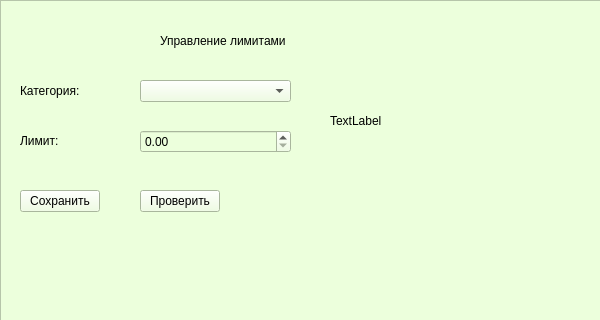
First picture: the form in ui/budgetlimitsdialog.ui, repository KseniaG8/Family_budget, before the edit; both pictures show x 0 to 600 and y 0 to 320 of the 600 by 500 pixel window.
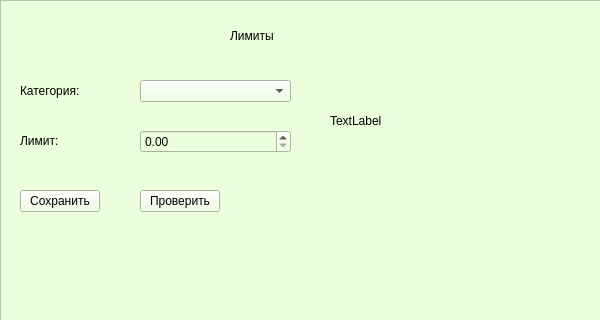
Second picture: the form after the edit.

Commit message: feat: goal dialog (creation, viewing, and adding funds) is implemented

```diff
--- a/ui/budgetlimitsdialog.ui
+++ b/ui/budgetlimitsdialog.ui
@@ -63,22 +63,6 @@
      <string>Категория:</string>
     </property>
    </widget>
-   <widget class="QLabel" name="label_2">
-    <property name="geometry">
-     <rect>
-      <x>160</x>
-      <y>20</y>
-      <width>441</width>
-      <height>41</height>
-     </rect>
-    </property>
-    <property name="styleSheet">
-     <string notr="true">font: 18pt &quot;Sans Serif&quot;;</string>
-    </property>
-    <property name="text">
-     <string>Управление лимитами</string>
-    </property>
-   </widget>
    <widget class="QComboBox" name="categoryCombo">
     <property name="geometry">
      <rect>
@@ -157,6 +141,22 @@
      <string>TextLabel</string>
     </property>
    </widget>
+   <widget class="QLabel" name="label_2">
+    <property name="geometry">
+     <rect>
+      <x>230</x>
+      <y>10</y>
+      <width>191</width>
+      <height>51</height>
+     </rect>
+    </property>
+    <property name="styleSheet">
+     <string notr="true">font: 18pt &quot;Sans Serif&quot;;</string>
+    </property>
+    <property name="text">
+     <string>Лимиты</string>
+    </property>
+   </widget>
   </widget>
  </widget>
  <resources/>
```
Left out of the diff: 35 changed lines with no effect on the pictures. The commit also changes 7 other files.
